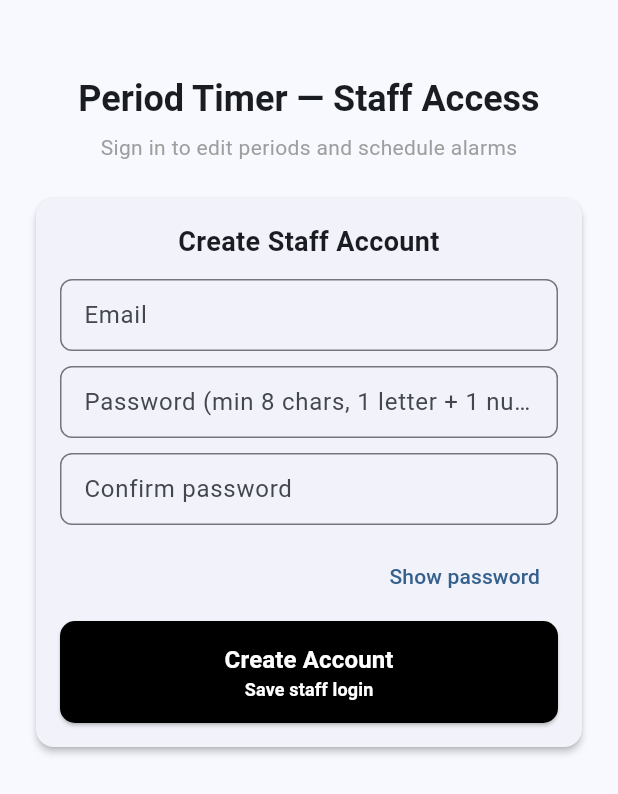
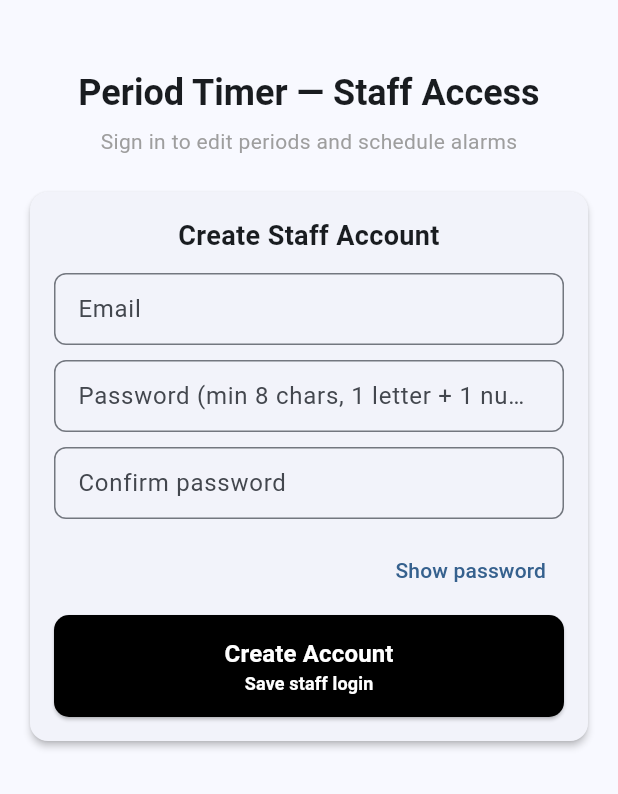
Before and after one commit to vikrambtech2025-png/period-timer-flutter, a Flutter app: the screen it shows after launch, on a phone screen of 412 x 824 dp. Shown: the top 794 px of the screen. Run offline on Flutter 3.47's test engine with Material 3 defaults, Android fonts, the phone set to English and light mode, and no system bars; drawn by our look-alikes of flutter_animate; our stand-ins replace flutter_local_notifications, flutter_timezone, shared_preferences, timezone.

Commit message:
feat: responsive padding & layout (R helper)

```diff
--- a/lib/screens/auth_screen.dart
+++ b/lib/screens/auth_screen.dart
@@ -2,6 +2,7 @@ import 'package:flutter/material.dart';
 import 'package:flutter_animate/flutter_animate.dart';
 import '../services/auth_service.dart';
 import '../services/storage_service.dart';
+import '../utils/responsive.dart';
 
 class AuthScreen extends StatefulWidget {
   final AuthService auth;
@@ -132,7 +133,7 @@ class _AuthScreenState extends State<AuthScreen> {
     return Scaffold(
       body: SafeArea(
         child: SingleChildScrollView(
-          padding: const EdgeInsets.all(20),
+          padding: EdgeInsets.all(R.pad(context)),
           child: Column(
             children: [
               const SizedBox(height: 30),
@@ -157,7 +158,7 @@ class _AuthScreenState extends State<AuthScreen> {
   Widget _card(Widget child) => Card(
         elevation: 2,
         shape: RoundedRectangleBorder(borderRadius: BorderRadius.circular(12)),
-        child: Padding(padding: const EdgeInsets.all(16), child: child),
+        child: Padding(padding: EdgeInsets.all(R.pad(context)), child: child),
       ).animate().fadeIn(duration: 400.ms).slideY(begin: 0.15, curve: Curves.easeOutCubic);
 
   Widget _blackBtn(String label, String hint, VoidCallback? onPressed, bool disabled) {
--- a/lib/screens/home_screen.dart
+++ b/lib/screens/home_screen.dart
@@ -3,6 +3,7 @@ import 'package:flutter_animate/flutter_animate.dart';
 import '../constants.dart';
 import '../models/schedule.dart';
 import '../app_services.dart';
+import '../utils/responsive.dart';
 import 'auth_screen.dart';
 import '../widgets/time_picker.dart';
 
@@ -147,11 +148,6 @@ class _HomeScreenState extends State<HomeScreen> {
     setState(() { scheduledCount = n; status = 'Scheduled $n period alarms'; saving = false; });
   }
 
-  Future<void> _requestPerms() async {
-    await alarms.requestPermission();
-    await alarms.requestExactAlarm();
-  }
-
   @override
   Widget build(BuildContext context) {
     if (!authReady) {
@@ -170,7 +166,7 @@ class _HomeScreenState extends State<HomeScreen> {
               children: [
                 Expanded(
                   child: SingleChildScrollView(
-                    padding: const EdgeInsets.all(16),
+                    padding: EdgeInsets.all(R.pad(context)),
                     child: Column(
                       crossAxisAlignment: CrossAxisAlignment.stretch,
                       children: [
@@ -215,7 +211,7 @@ class _HomeScreenState extends State<HomeScreen> {
                         const SizedBox(height: 10),
                         Card(
                           child: Padding(
-                            padding: const EdgeInsets.all(12),
+                            padding: EdgeInsets.all(R.pad(context)),
                             child: Column(
                               crossAxisAlignment: CrossAxisAlignment.start,
                               children: [
@@ -264,7 +260,7 @@ class _HomeScreenState extends State<HomeScreen> {
                   ),
                 ),
                 Container(
-                  padding: const EdgeInsets.all(8),
+                  padding: EdgeInsets.all(R.gap(context)),
                   decoration: const BoxDecoration(color: Colors.white, boxShadow: [BoxShadow(color: Colors.black12, blurRadius: 4, offset: Offset(0, -2))]),
                   child: Row(
                     children: [
@@ -363,7 +359,7 @@ class _HomeScreenState extends State<HomeScreen> {
                       return Card(
                         margin: const EdgeInsets.only(bottom: 12),
                         child: Padding(
-                          padding: const EdgeInsets.all(12),
+                          padding: EdgeInsets.all(R.pad(context)),
                           child: Column(
                             crossAxisAlignment: CrossAxisAlignment.start,
                             children: [
--- /dev/null
+++ b/lib/utils/responsive.dart
@@ -0,0 +1,16 @@
+import 'package:flutter/material.dart';
+
+class R {
+  static double w(BuildContext c) => MediaQuery.of(c).size.width;
+  static double h(BuildContext c) => MediaQuery.of(c).size.height;
+  static bool small(BuildContext c) => w(c) < 360;
+  static bool medium(BuildContext c) => w(c) >= 360 && w(c) < 600;
+  static bool large(BuildContext c) => w(c) >= 600;
+
+  static double pad(BuildContext c) => small(c) ? 12.0 : (medium(c) ? 16.0 : 24.0);
+  static double gap(BuildContext c) => small(c) ? 8.0 : 12.0;
+  static double font(BuildContext c, double base) => small(c) ? base - 1 : base;
+  static double btnH(BuildContext c) => small(c) ? 44.0 : 52.0;
+  static double cardRadius(BuildContext c) => 12.0;
+  static double iconSize(BuildContext c) => small(c) ? 20.0 : 24.0;
+}
```
